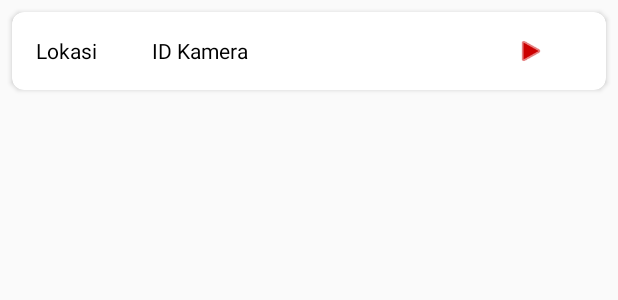
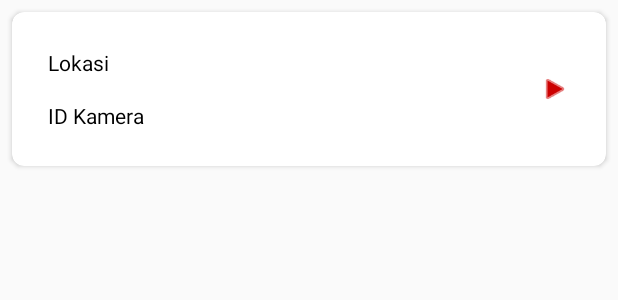
Before and after one commit to nadjihabibi/ParsingJson, an Android app: the layout list_item.xml on its own in the app's theme, with its tools: preview values and no code run, on a phone screen of 412 x 824 dp. Shown: the top 300 px of the screen. Run offline under Robolectric (Android 15) with nearby library versions, the phone set to English and light mode, and no system bars; network calls fail.

```diff
--- a/app/src/main/java/com/example/bital_117/parsingjson/ListItem.java
+++ b/app/src/main/java/com/example/bital_117/parsingjson/ListItem.java
@@ -2,11 +2,11 @@ package com.example.bital_117.parsingjson;
 
 public class ListItem {
     private String mUrlCamera;
-    private String mId;
+    private int mId;
     private double mlatitude;
     private double mlongitude;
 
-    public ListItem(String mUrlCamera, String mId, double mlatitude, double mlongitude) {
+    public ListItem(String mUrlCamera, int mId, double mlatitude, double mlongitude) {
         this.mUrlCamera = mUrlCamera;
         this.mId = mId;
         this.mlatitude = mlatitude;
@@ -17,7 +17,7 @@ public class ListItem {
         return mUrlCamera;
     }
 
-    public String getmId() {
+    public int getmId() {
         return mId;
     }
 
--- a/app/src/main/res/layout/list_item.xml
+++ b/app/src/main/res/layout/list_item.xml
@@ -1,50 +1,82 @@
 <?xml version="1.0" encoding="utf-8"?>
 <android.support.v7.widget.CardView xmlns:android="http://schemas.android.com/apk/res/android"
+    xmlns:tools="http://schemas.android.com/tools"
     android:layout_width="match_parent"
     android:layout_height="wrap_content"
     xmlns:app="http://schemas.android.com/apk/res-auto"
     android:layout_margin="8dp"
     app:cardCornerRadius="8dp">
 
-    <RelativeLayout
+    <android.support.constraint.ConstraintLayout
         android:layout_width="match_parent"
         android:layout_height="wrap_content"
-        android:orientation="horizontal"
         android:padding="16dp">
 
         <TextView
             android:id="@+id/text_view_lokasi"
-            android:layout_width="wrap_content"
+            android:layout_width="250dp"
+            android:maxLines="3"
             android:layout_height="wrap_content"
+            android:layout_marginStart="8dp"
+            android:layout_marginLeft="8dp"
+            android:layout_marginTop="8dp"
+            android:layout_marginBottom="16dp"
             android:text="@string/lokasi"
-            android:textColor="@android:color/black"/>
+            android:textColor="@android:color/black"
+            app:layout_constraintBottom_toTopOf="@+id/text_view_id"
+            app:layout_constraintStart_toStartOf="parent"
+            app:layout_constraintTop_toTopOf="parent" />
 
         <TextView
             android:id="@+id/text_view_id"
             android:layout_width="wrap_content"
             android:layout_height="wrap_content"
-            android:layout_alignParentStart="true"
-            android:layout_alignParentLeft="true"
-            android:layout_centerVertical="true"
-            android:layout_marginStart="77dp"
-            android:layout_marginLeft="77dp"
+            android:layout_marginStart="8dp"
+            android:layout_marginLeft="8dp"
+            android:layout_marginBottom="8dp"
             android:text="@string/id"
-            android:textColor="@android:color/black"/>
+            android:textColor="@android:color/black"
+            app:layout_constraintBottom_toBottomOf="parent"
+            app:layout_constraintStart_toStartOf="parent" />
+
+        <TextView
+            android:id="@+id/text_view_latitude"
+            android:layout_width="wrap_content"
+            android:layout_height="wrap_content"
+            android:layout_marginStart="120dp"
+            android:layout_marginLeft="120dp"
+            app:layout_constraintStart_toEndOf="@+id/text_view_lokasi"/>
+
+        <TextView
+            android:id="@+id/text_view_longitude"
+            android:layout_width="wrap_content"
+            android:layout_height="wrap_content"
+            android:layout_marginStart="96dp"
+            android:layout_marginLeft="96dp"
+            app:layout_constraintBottom_toBottomOf="parent"
+            app:layout_constraintStart_toEndOf="@+id/text_view_id"
+            app:layout_constraintTop_toBottomOf="@+id/text_view_latitude"
+            app:layout_constraintVertical_bias="0.0" />
 
         <ImageView
             android:id="@+id/icon_play"
+            android:contentDescription="@string/play"
             android:layout_width="20dp"
             android:layout_height="20dp"
             android:layout_alignParentEnd="true"
             android:layout_alignParentRight="true"
             android:layout_centerVertical="true"
-            android:layout_marginEnd="24dp"
-            android:layout_marginRight="24dp"
+            android:layout_marginTop="8dp"
+            android:layout_marginEnd="8dp"
+            android:layout_marginRight="8dp"
+            android:layout_marginBottom="8dp"
             android:src="@android:drawable/ic_media_play"
             android:tint="@android:color/holo_red_dark"
-            />
+            app:layout_constraintBottom_toBottomOf="parent"
+            app:layout_constraintEnd_toEndOf="parent"
+            app:layout_constraintTop_toTopOf="parent" />
 
 
-    </RelativeLayout>
+    </android.support.constraint.ConstraintLayout>
 
 </android.support.v7.widget.CardView>
--- a/app/src/main/res/values/strings.xml
+++ b/app/src/main/res/values/strings.xml
@@ -2,4 +2,5 @@
     <string name="app_name">Parsing Json</string>
     <string name="lokasi">Lokasi</string>
     <string name="id">ID Kamera</string>
+    <string name="play">play</string>
 </resources>
```
Also changed, not shown: app/src/main/java/com/example/bital_117/parsingjson/Adapter.java (+39 -7 lines), app/src/main/java/com/example/bital_117/parsingjson/MainActivity.java (+26 -9 lines).
